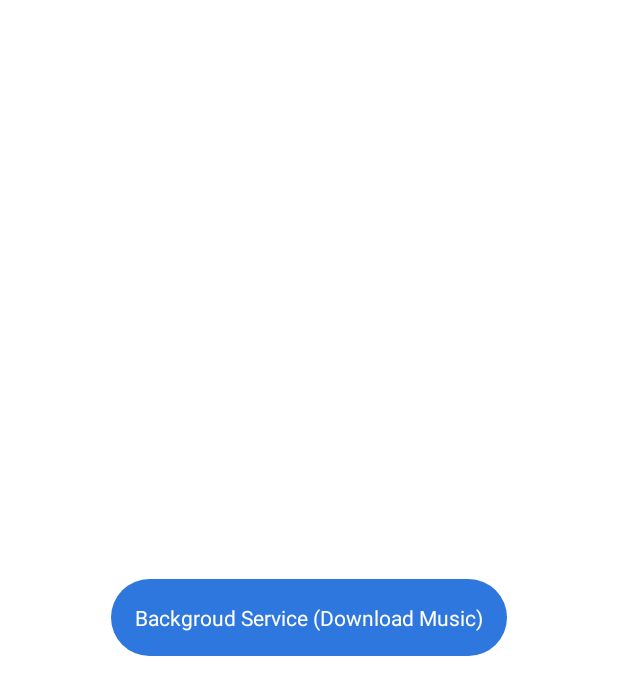
After one commit to vupn-1304/DemoApplication, an Android app: the layout fragment_interview.xml on its own in the app's theme, with its tools: preview values and no code run, on a phone screen of 412 x 824 dp. The commit adds this screen. Shown: the top 695 px of the screen. Run offline under Robolectric (Android 15) with nearby library versions, the phone set to English and light mode, and no system bars.

Commit message:
Add fragment InterView

```diff
--- a/app/src/main/java/com/pv/demoapp/data/remote/AppApiHelper.kt
+++ b/app/src/main/java/com/pv/demoapp/data/remote/AppApiHelper.kt
@@ -1,8 +1,8 @@
 package com.pv.demoapp.data.remote
 
+import com.google.gson.JsonObject
 import com.pv.demoapp.data.remote.ApiEndPoint.CITY_URL
 import com.pv.demoapp.data.remote.ApiEndPoint.DISTRICT_URL
-import com.google.gson.JsonObject
 import com.rx2androidnetworking.Rx2AndroidNetworking
 import io.reactivex.Single
 
--- a/app/src/main/java/com/pv/demoapp/di/view_module.kt
+++ b/app/src/main/java/com/pv/demoapp/di/view_module.kt
@@ -1,6 +1,7 @@
 package com.pv.demoapp.di
 
 import com.pv.demoapp.ui.city.CityViewModel
+import com.pv.demoapp.ui.interview.InterviewViewModel
 import com.pv.demoapp.ui.main.MainViewModel
 import com.pv.demoapp.ui.register.RegisterViewModel
 import org.koin.android.viewmodel.dsl.viewModel
@@ -9,8 +10,9 @@ import org.koin.dsl.module
 
 val viewModule: Module = module {
 
-    viewModel { MainViewModel(get(),get()) }
+    viewModel { MainViewModel(get(), get()) }
     viewModel { CityViewModel(get(), get(), get()) }
     viewModel { RegisterViewModel(get(), get()) }
+    viewModel { InterviewViewModel(get(), get()) }
 
 }
--- a/app/src/main/java/com/pv/demoapp/ui/city/CityFragment.kt
+++ b/app/src/main/java/com/pv/demoapp/ui/city/CityFragment.kt
@@ -9,8 +9,10 @@ import com.pv.demoapp.R
 import com.pv.demoapp.data.model.City
 import com.pv.demoapp.databinding.FragmentCityBinding
 import com.pv.demoapp.ui.city.adapter.CityAdapter
+import com.pv.demoapp.ui.interview.InterviewFragment
+import com.pv.demoapp.utils.event.EventNextMain
+import com.pv.demoapp.utils.postNormal
 import org.koin.android.viewmodel.ext.android.viewModel
-
 
 class CityFragment : BaseFragment<FragmentCityBinding, CityViewModel>(), CityNavigator {
 
@@ -31,6 +33,7 @@ class CityFragment : BaseFragment<FragmentCityBinding, CityViewModel>(), CityNav
         cityAdapter.onItemClick = object : OnItemClick {
             override fun onItemClickListener(view: View, position: Int) {
                 toast(cityAdapter.listCity[position].name)
+                postNormal(EventNextMain(InterviewFragment::class.java))
             }
         }
     }
--- /dev/null
+++ b/app/src/main/java/com/pv/demoapp/ui/interview/InterviewNavigator.kt
@@ -0,0 +1,6 @@
+package com.pv.demoapp.ui.interview
+
+interface InterviewNavigator {
+
+    fun downloadMusic()
+}
--- /dev/null
+++ b/app/src/main/res/layout/fragment_interview.xml
@@ -0,0 +1,30 @@
+<?xml version="1.0" encoding="utf-8"?>
+<layout xmlns:android="http://schemas.android.com/apk/res/android">
+
+  <data>
+
+    <variable
+        name="interviewModel"
+        type="com.pv.demoapp.ui.interview.InterviewViewModel" />
+  </data>
+
+  <LinearLayout
+      android:layout_width="match_parent"
+      android:layout_height="match_parent"
+      android:background="@color/clr_white"
+      android:clickable="true"
+      android:focusable="true"
+      android:gravity="center"
+      android:orientation="vertical">
+
+    <TextView
+        android:id="@+id/tvBgService"
+        android:layout_width="wrap_content"
+        android:layout_height="wrap_content"
+        android:background="@drawable/bg_button_next"
+        android:onClick="@{() -> interviewModel.backgroudService()}"
+        android:padding="@dimen/_16dp"
+        android:text="@string/backgroud_service_download_image"
+        android:textColor="@color/clr_white" />
+  </LinearLayout>
+</layout>
--- a/app/src/main/res/values/colors.xml
+++ b/app/src/main/res/values/colors.xml
@@ -6,4 +6,5 @@
 
   <color name="clr_hint">#0ed185</color>
   <color name="clr_blue">#2E77DE</color>
+  <color name="clr_white">#FFFFFF</color>
 </resources>
--- a/app/src/main/res/values/strings.xml
+++ b/app/src/main/res/values/strings.xml
@@ -26,4 +26,6 @@
 
   <string name="session_expired">The session has expired, please login again</string>
   <string name="no_internet_connection">No internet connection</string>
+
+  <string name="backgroud_service_download_image">Backgroud Service (Download Music)</string>
 </resources>
```
Also changed, not shown: app/src/main/java/com/pv/demoapp/ui/interview/InterviewFragment.kt (added, +27 -0 lines), app/src/main/java/com/pv/demoapp/ui/interview/InterviewViewModel.kt (added, +13 -0 lines).
